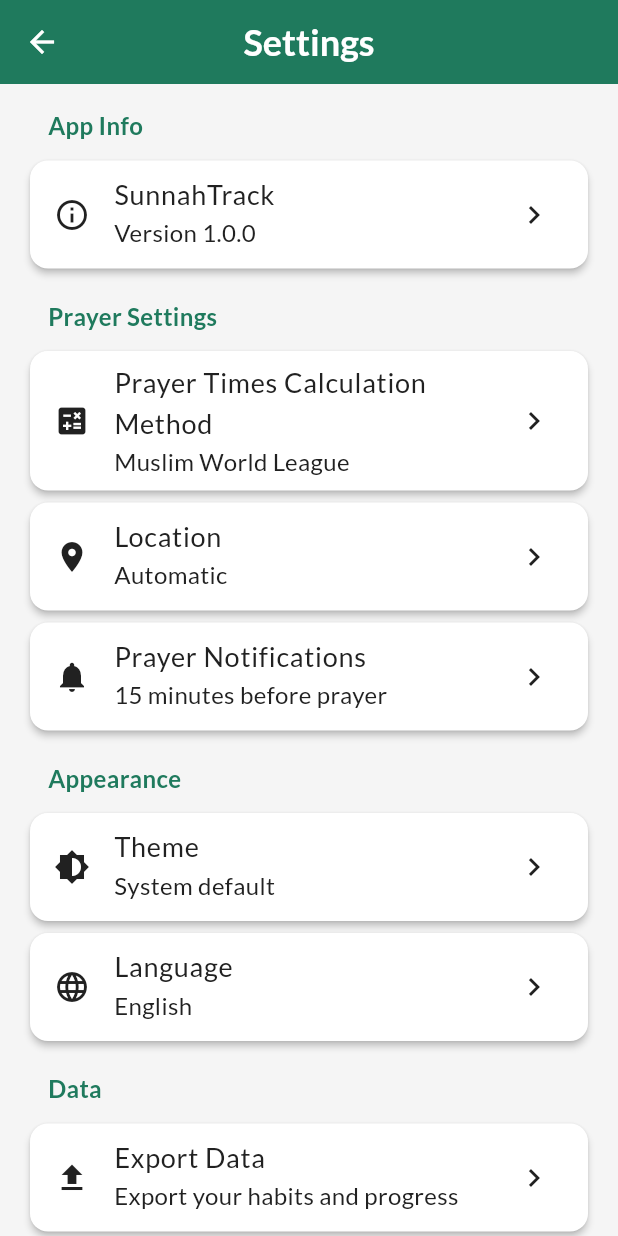
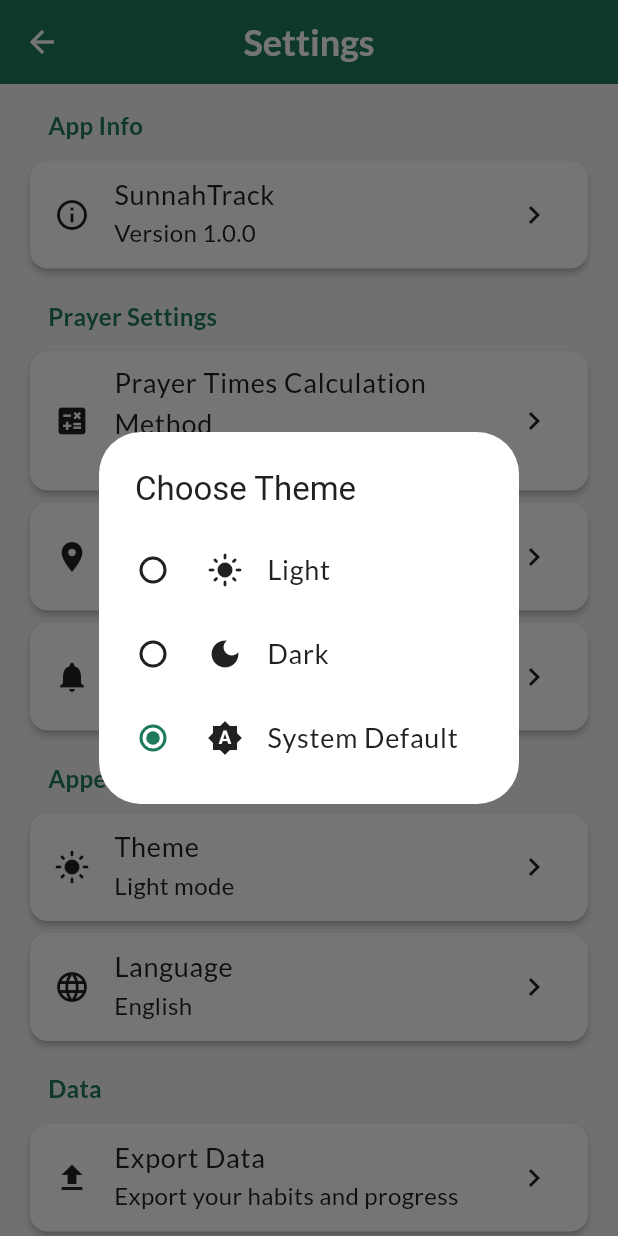
Before and after one commit to Kandil7/muslim_habit_tracking, a Flutter app: the SettingsPage screen opened directly, after a tap on "Theme", on a phone screen of 412 x 824 dp. Run offline on Flutter 3.47's test engine with Material 3 defaults, Android fonts, the phone set to English and light mode, and no system bars; our stand-ins replace dartz, equatable, fl_chart, flutter_bloc, flutter_local_notifications, get_it and 6 more; accounts and stored records are empty; network calls fail; statements that could not run were skipped.

Commit message:
Add dark mode toggle feature

```diff
--- /dev/null
+++ b/lib/core/theme/theme_provider.dart
@@ -0,0 +1,51 @@
+import 'package:flutter/material.dart';
+import 'package:shared_preferences/shared_preferences.dart';
+
+/// Provider for managing app theme
+class ThemeProvider extends ChangeNotifier {
+  static const String _themePreferenceKey = 'theme_mode';
+
+  ThemeMode _themeMode = ThemeMode.system;
+
+  /// Get current theme mode
+  ThemeMode get themeMode => _themeMode;
+
+  /// Check if dark mode is enabled
+  bool get isDarkMode => _themeMode == ThemeMode.dark;
+
+  /// Constructor
+  ThemeProvider() {
+    _loadThemePreference();
+  }
+
+  /// Load theme preference from shared preferences
+  Future<void> _loadThemePreference() async {
+    final prefs = await SharedPreferences.getInstance();
+    final themeIndex = prefs.getInt(_themePreferenceKey);
+
+    if (themeIndex != null) {
+      _themeMode = ThemeMode.values[themeIndex];
+      notifyListeners();
+    }
+  }
+
+  /// Save theme preference to shared preferences
+  Future<void> _saveThemePreference() async {
+    final prefs = await SharedPreferences.getInstance();
+    await prefs.setInt(_themePreferenceKey, _themeMode.index);
+  }
+
+  /// Toggle between light and dark themes
+  Future<void> toggleTheme() async {
+    _themeMode = _themeMode == ThemeMode.light ? ThemeMode.dark : ThemeMode.light;
+    await _saveThemePreference();
+    notifyListeners();
+  }
+
+  /// Set specific theme mode
+  Future<void> setThemeMode(ThemeMode mode) async {
+    _themeMode = mode;
+    await _saveThemePreference();
+    notifyListeners();
+  }
+}
--- a/lib/features/habit_tracking/presentation/pages/home_page.dart
+++ b/lib/features/habit_tracking/presentation/pages/home_page.dart
@@ -1,8 +1,10 @@
 import 'package:flutter/material.dart';
 import 'package:flutter_bloc/flutter_bloc.dart';
+import 'package:provider/provider.dart';
 import 'package:uuid/uuid.dart';
 
 import '../../../../core/theme/app_theme.dart';
+import '../../../../core/theme/theme_provider.dart';
 import '../../../../core/utils/date_utils.dart';
 import '../../../analytics/domain/entities/habit_stats.dart';
 import '../../../analytics/presentation/bloc/analytics_bloc.dart';
@@ -103,6 +105,17 @@ class HabitDashboardPage extends StatelessWidget {
       appBar: AppBar(
         title: const Text('SunnahTrack'),
         actions: [
+          IconButton(
+            icon: Icon(
+              Provider.of<ThemeProvider>(context).isDarkMode
+                  ? Icons.light_mode
+                  : Icons.dark_mode,
+            ),
+            onPressed: () {
+              Provider.of<ThemeProvider>(context, listen: false).toggleTheme();
+            },
+            tooltip: 'Toggle Theme',
+          ),
           IconButton(
             icon: const Icon(Icons.add),
             onPressed: () {
@@ -1284,10 +1297,12 @@ class SettingsPage extends StatelessWidget {
           _buildSectionHeader('Appearance'),
           _buildSettingsCard(
             title: 'Theme',
-            subtitle: 'System default',
-            leading: const Icon(Icons.brightness_6),
+            subtitle: Provider.of<ThemeProvider>(context).isDarkMode ? 'Dark mode' : 'Light mode',
+            leading: Icon(
+              Provider.of<ThemeProvider>(context).isDarkMode ? Icons.dark_mode : Icons.light_mode,
+            ),
             onTap: () {
-              // TODO: Show theme selection dialog
+              _showThemeSelectionDialog(context);
             },
           ),
           _buildSettingsCard(
@@ -1356,6 +1371,70 @@ class SettingsPage extends StatelessWidget {
     );
   }
 
+  void _showThemeSelectionDialog(BuildContext context) {
+    final themeProvider = Provider.of<ThemeProvider>(context, listen: false);
+
+    showDialog(
+      context: context,
+      builder: (context) => SimpleDialog(
+        title: const Text('Choose Theme'),
+        children: [
+          RadioListTile<ThemeMode>(
+            title: const Row(
+              children: [
+                Icon(Icons.light_mode),
+                SizedBox(width: 16),
+                Text('Light'),
+              ],
+            ),
+            value: ThemeMode.light,
+            groupValue: themeProvider.themeMode,
+            onChanged: (value) {
+              if (value != null) {
+                themeProvider.setThemeMode(value);
+                Navigator.pop(context);
+              }
+            },
+          ),
+          RadioListTile<ThemeMode>(
+            title: const Row(
+              children: [
+                Icon(Icons.dark_mode),
+                SizedBox(width: 16),
+                Text('Dark'),
+              ],
+            ),
+            value: ThemeMode.dark,
+            groupValue: themeProvider.themeMode,
+            onChanged: (value) {
+              if (value != null) {
+                themeProvider.setThemeMode(value);
+                Navigator.pop(context);
+              }
+            },
+          ),
+          RadioListTile<ThemeMode>(
+            title: const Row(
+              children: [
+                Icon(Icons.brightness_auto),
+                SizedBox(width: 16),
+                Text('System Default'),
+              ],
+            ),
+            value: ThemeMode.system,
+            groupValue: themeProvider.themeMode,
+            onChanged: (value) {
+              if (value != null) {
+                themeProvider.setThemeMode(value);
+                Navigator.pop(context);
+              }
+            },
+          ),
+        ],
+      ),
+    );
+  }
+
   Widget _buildSettingsCard({
     required String title,
     required String subtitle,
--- a/pubspec.yaml
+++ b/pubspec.yaml
@@ -38,6 +38,7 @@ dependencies:
   # State Management
   flutter_bloc: ^8.1.4
   equatable: ^2.0.5
+  provider: ^6.1.1
 
   # Local Storage
   hive: ^2.2.3
```
Also changed, not shown: lib/main.dart (+14 -2 lines).
